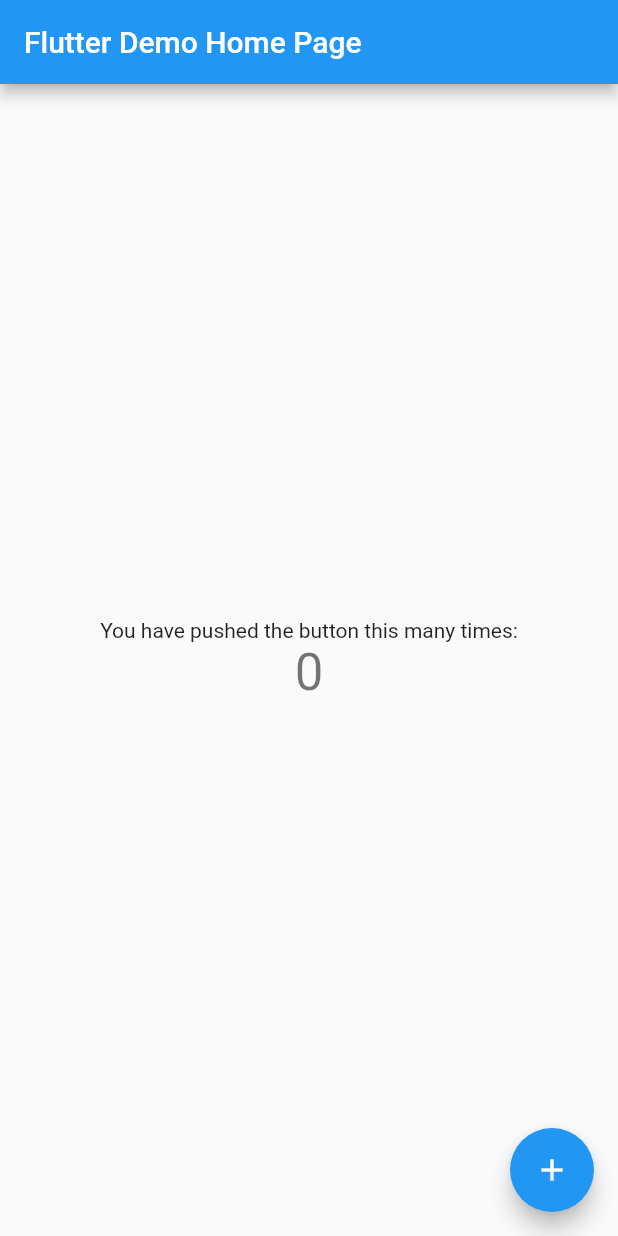
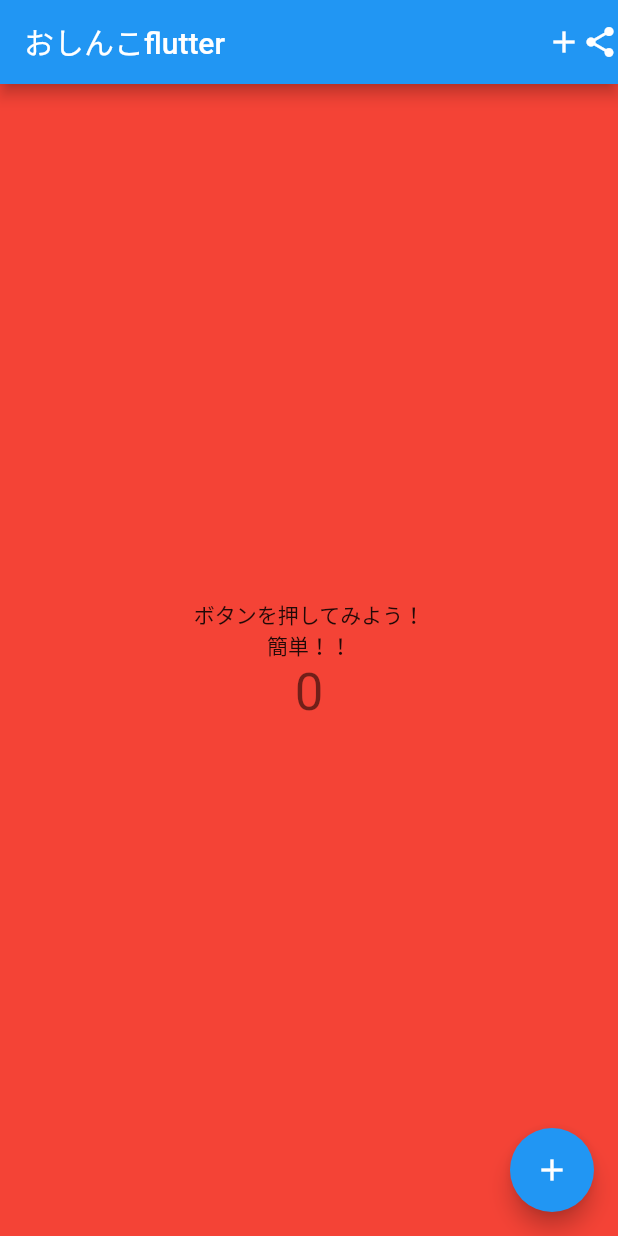
Before and after one commit to oshinkoshinko/myapp, a Flutter app: the screen it shows after launch, on a phone screen of 412 x 824 dp. Run offline on Flutter 3.47's test engine with Material 2 defaults, Android fonts, the phone set to English and light mode, and no system bars.

Commit message:
practice appBar,Container,child operation

```diff
--- a/lib/main.dart
+++ b/lib/main.dart
@@ -11,15 +11,7 @@ class MyApp extends StatelessWidget {
     return MaterialApp(
       title: 'Flutter Demo',
       theme: ThemeData(
-        // This is the theme of your application.
-        //
-        // Try running your application with "flutter run". You'll see the
-        // application has a blue toolbar. Then, without quitting the app, try
-        // changing the primarySwatch below to Colors.green and then invoke
-        // "hot reload" (press "r" in the console where you ran "flutter run",
-        // or simply save your changes to "hot reload" in a Flutter IDE).
-        // Notice that the counter didn't reset back to zero; the application
-        // is not restarted.
+
         primarySwatch: Colors.blue,
       ),
       home: MyHomePage(title: 'Flutter Demo Home Page'),
@@ -50,57 +42,42 @@ class _MyHomePageState extends State<MyHomePage> {
 
   void _incrementCounter() {
     setState(() {
-      // This call to setState tells the Flutter framework that something has
-      // changed in this State, which causes it to rerun the build method below
-      // so that the display can reflect the updated values. If we changed
-      // _counter without calling setState(), then the build method would not be
-      // called again, and so nothing would appear to happen.
+
       _counter++;
     });
   }
 
   @override
   Widget build(BuildContext context) {
-    // This method is rerun every time setState is called, for instance as done
-    // by the _incrementCounter method above.
-    //
-    // The Flutter framework has been optimized to make rerunning build methods
-    // fast, so that you can just rebuild anything that needs updating rather
-    // than having to individually change instances of widgets.
+
     return Scaffold(
       appBar: AppBar(
         // Here we take the value from the MyHomePage object that was created by
         // the App.build method, and use it to set our appbar title.
-        title: Text(widget.title),
+        title: Text("おしんこflutter"),
+        actions: <Widget>[Icon(Icons.add), Icon(Icons.share)],
       ),
-      body: Center(
-        // Center is a layout widget. It takes a single child and positions it
-        // in the middle of the parent.
+
+      //option + EnterでCenterを付けたり、削除できる
+      body: Container(
+        // height: 500,
+        // width: 500,
+        color: Colors.red,
+        child: Center(
           child: Column(
-          // Column is also a layout widget. It takes a list of children and
-          // arranges them vertically. By default, it sizes itself to fit its
-          // children horizontally, and tries to be as tall as its parent.
-          //
-          // Invoke "debug painting" (press "p" in the console, choose the
-          // "Toggle Debug Paint" action from the Flutter Inspector in Android
-          // Studio, or the "Toggle Debug Paint" command in Visual Studio Code)
-          // to see the wireframe for each widget.
-          //
-          // Column has various properties to control how it sizes itself and
-          // how it positions its children. Here we use mainAxisAlignment to
-          // center the children vertically; the main axis here is the vertical
-          // axis because Columns are vertical (the cross axis would be
-          // horizontal).
+
             mainAxisAlignment: MainAxisAlignment.center,
             children: <Widget>[
               Text(
-              'You have pushed the button this many times:',
+                'ボタンを押してみよう！',
               ),
+              Text('簡単！！'),
               Text(
                 '$_counter',
                 style: Theme.of(context).textTheme.headline4,
               ),
             ],
+          ),
         ),
       ),
       floatingActionButton: FloatingActionButton(
```
Lines whose indentation alone changed are shown as unchanged.
